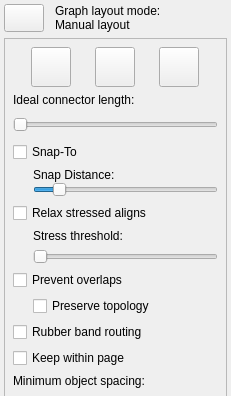
First picture: the form in libdunnartcanvas/ui/LayoutProperties.ui, repository skieffer/ortho, before the edit; both pictures show x 0 to 231 and y 0 to 396 of the 231 by 645 pixel window.
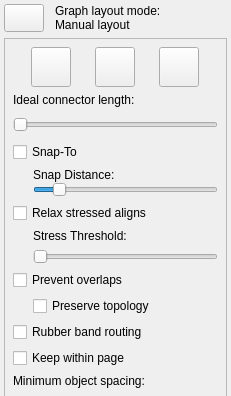
Second picture: the form after the edit. Icons and pictures are not drawn.

What changed in the file:
```diff
--- a/libdunnartcanvas/ui/LayoutProperties.ui
+++ b/libdunnartcanvas/ui/LayoutProperties.ui
@@ -426,7 +426,7 @@
             <item>
              <widget class="QLabel" name="relaxStressLabel">
               <property name="text">
-               <string>Stress threshold:</string>
+               <string>Stress Threshold:</string>
               </property>
              </widget>
             </item>
```
